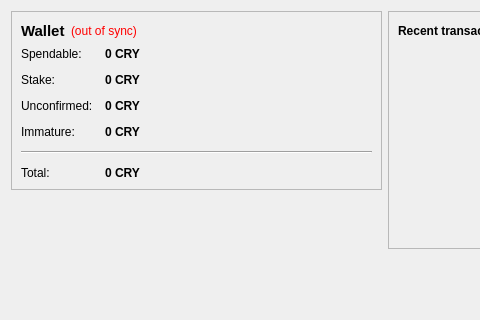
Above: src/qt/forms/overviewpage.ui from kbradsha/cryptcoin before the change; both pictures show x 0 to 480 and y 0 to 320 of the 770 by 487 pixel window. Below: the same form after it.
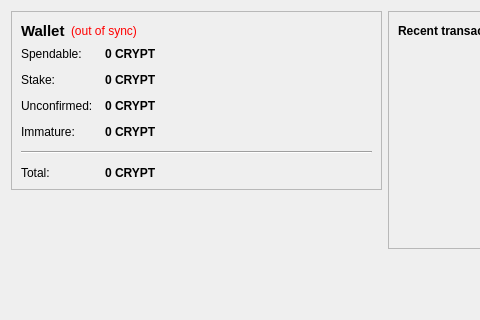
That is the form after the change. Icons and pictures are not drawn.

```diff
--- a/src/qt/forms/overviewpage.ui
+++ b/src/qt/forms/overviewpage.ui
@@ -105,7 +105,7 @@
              <string>Your current spendable balance</string>
             </property>
             <property name="text">
-             <string notr="true">0 CRY</string>
+             <string notr="true">0 CRYPT</string>
             </property>
             <property name="textInteractionFlags">
              <set>Qt::LinksAccessibleByMouse|Qt::TextSelectableByKeyboard|Qt::TextSelectableByMouse</set>
@@ -134,7 +134,7 @@
              <string>Total of coins that was staked, and do not yet count toward the current balance</string>
             </property>
             <property name="text">
-             <string notr="true">0 CRY</string>
+             <string notr="true">0 CRYPT</string>
             </property>
             <property name="textInteractionFlags">
              <set>Qt::LinksAccessibleByMouse|Qt::TextSelectableByKeyboard|Qt::TextSelectableByMouse</set>
@@ -163,7 +163,7 @@
              <string>Total of transactions that have yet to be confirmed, and do not yet count toward the current balance</string>
             </property>
             <property name="text">
-             <string notr="true">0 CRY</string>
+             <string notr="true">0 CRYPT</string>
             </property>
             <property name="textInteractionFlags">
              <set>Qt::LinksAccessibleByMouse|Qt::TextSelectableByKeyboard|Qt::TextSelectableByMouse</set>
@@ -189,7 +189,7 @@
              <string>Mined balance that has not yet matured</string>
             </property>
             <property name="text">
-             <string notr="true">0 CRY</string>
+             <string notr="true">0 CRYPT</string>
             </property>
             <property name="textInteractionFlags">
              <set>Qt::LinksAccessibleByMouse|Qt::TextSelectableByKeyboard|Qt::TextSelectableByMouse</set>
@@ -225,7 +225,7 @@
              <string>Your current total balance</string>
             </property>
             <property name="text">
-             <string notr="true">0 CRY</string>
+             <string notr="true">0 CRYPT</string>
             </property>
             <property name="textInteractionFlags">
              <set>Qt::LinksAccessibleByMouse|Qt::TextSelectableByKeyboard|Qt::TextSelectableByMouse</set>
```
